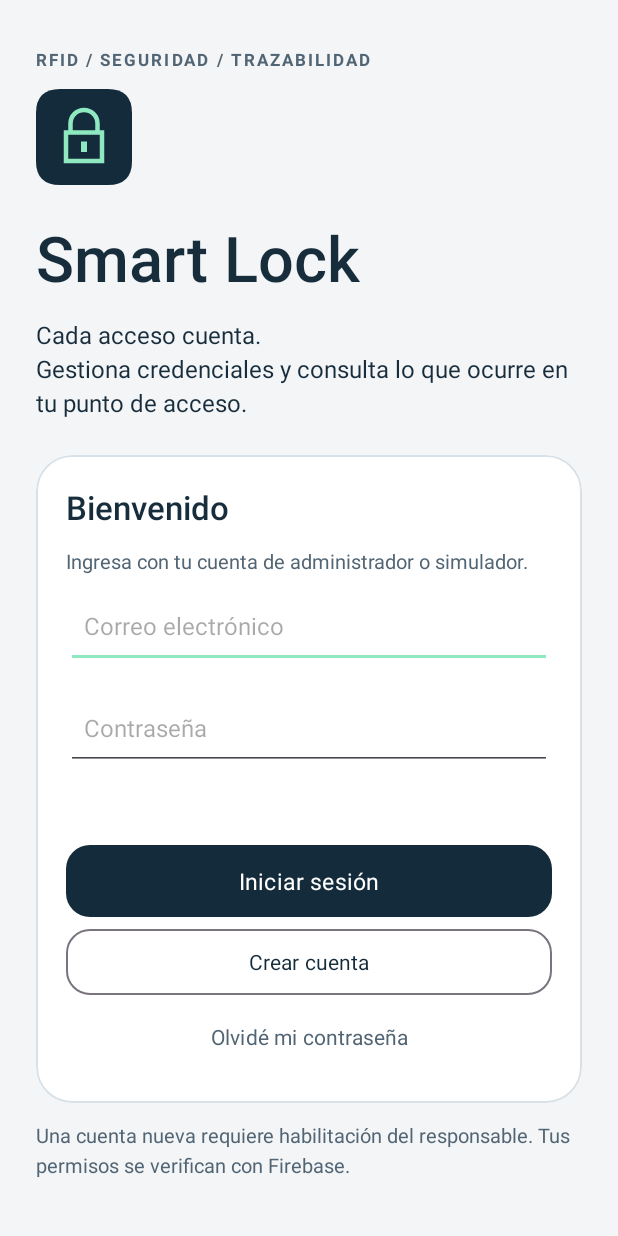
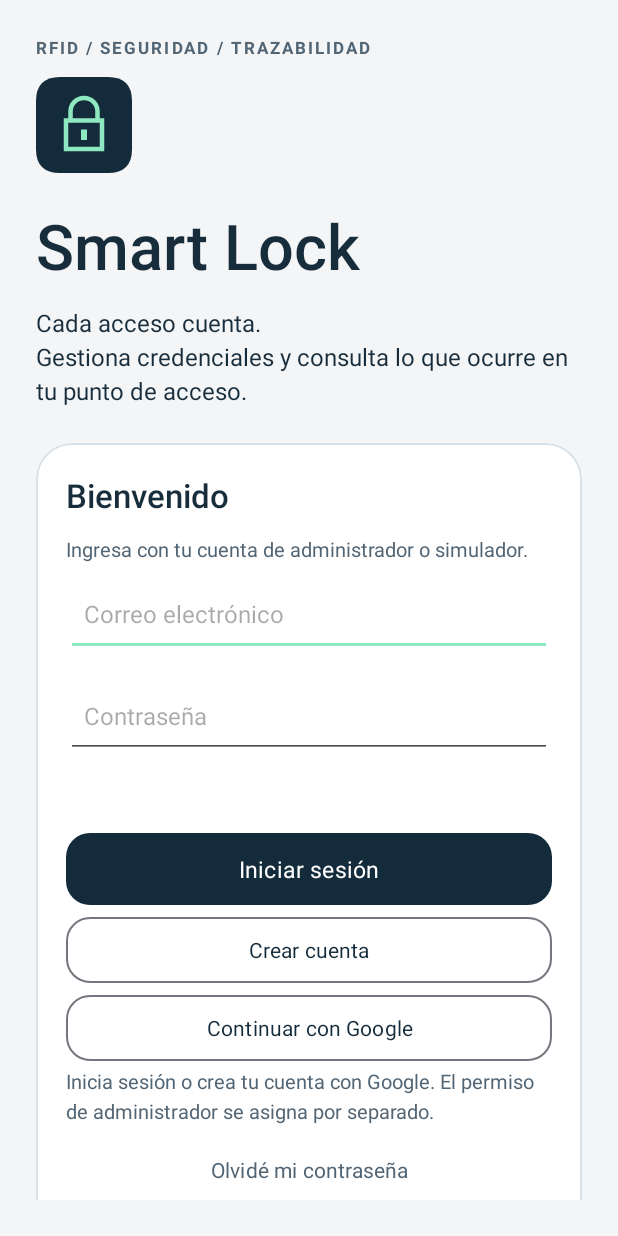
Before and after one commit to mathygamersYT/SmartLock-Android, an Android app: the screen it shows after launch (LoginActivity), on a phone screen of 412 x 824 dp. Run offline under Robolectric (Android 15) with nearby library versions, the phone set to English and light mode, and no system bars; our stand-ins replace Firebase (no records; nobody signed in at launch, a user with empty details on screens opened directly).

Commit message:
Agrega registro e inicio de sesión con Google

```diff
--- a/app/build.gradle.kts
+++ b/app/build.gradle.kts
@@ -42,6 +42,10 @@ dependencies {
     implementation("com.google.firebase:firebase-auth:24.0.1")
     implementation(libs.material)
     implementation("androidx.recyclerview:recyclerview:1.3.2")
+    implementation("androidx.credentials:credentials:1.3.0")
+    implementation("androidx.credentials:credentials-play-services-auth:1.3.0")
+    implementation("com.google.android.libraries.identity.googleid:googleid:1.1.1")
+    implementation("androidx.lifecycle:lifecycle-runtime-ktx:2.6.2")
     testImplementation(libs.junit)
     androidTestImplementation(libs.androidx.espresso.core)
     androidTestImplementation(libs.androidx.junit)
--- a/app/src/main/java/com/example/iot/MainActivity.kt
+++ b/app/src/main/java/com/example/iot/MainActivity.kt
@@ -97,8 +97,7 @@ class MainActivity : AppCompatActivity() {
             override fun onNothingSelected(parent: AdapterView<*>?) = Unit
         }
         findViewById<Button>(R.id.btnLogout).setOnClickListener {
-            auth.signOut()
-            openLogin()
+            GoogleAccountLogin.signOut(this) { openLogin() }
         }
         addCard.setOnClickListener { credentials.add() }
         refresh.setOnClickListener { watchAdministrator() }
--- a/app/src/main/java/com/example/iot/SimulatorActivity.kt
+++ b/app/src/main/java/com/example/iot/SimulatorActivity.kt
@@ -66,8 +66,7 @@ class SimulatorActivity : AppCompatActivity() {
             finish()
         }
         findViewById<Button>(R.id.btnSimLogout).setOnClickListener {
-            auth.signOut()
-            login()
+            GoogleAccountLogin.signOut(this) { login() }
         }
     }
 
--- a/app/src/main/res/layout/activity_login.xml
+++ b/app/src/main/res/layout/activity_login.xml
@@ -15,6 +15,13 @@
                 <TextView android:id="@+id/tvAuthStatus" style="@style/BodyCopy" android:accessibilityLiveRegion="polite" />
                 <Button android:id="@+id/btnLogin" style="@style/PrimaryAction" android:text="@string/ui_iniciar_sesion" />
                 <Button android:id="@+id/btnRegister" style="@style/SecondaryAction" android:text="@string/ui_crear_cuenta" />
+                <Button
+                    android:id="@+id/btnGoogleLogin"
+                    style="@style/SecondaryAction"
+                    android:text="@string/google_continue" />
+                <TextView
+                    style="@style/Caption"
+                    android:text="@string/google_registration_hint" />
                 <Button android:id="@+id/btnResetPassword" style="@style/TabAction" android:layout_width="match_parent" android:text="@string/ui_olvide_mi_contrasena" />
             </LinearLayout>
         </com.google.android.material.card.MaterialCardView>
--- a/app/src/main/res/values/strings.xml
+++ b/app/src/main/res/values/strings.xml
@@ -1,4 +1,12 @@
 <resources>
+    <string name="google_continue">Continuar con Google</string>
+    <string name="google_registration_hint">Inicia sesión o crea tu cuenta con Google. El permiso de administrador se asigna por separado.</string>
+    <string name="google_server_client_id" translatable="false">602184749128-88q33e0kjussmkrshd1eafdktd64lm59.apps.googleusercontent.com</string>
+    <string name="google_cancelled">Acceso con Google cancelado. Puedes volver a intentarlo.</string>
+    <string name="google_no_account">No hay una cuenta de Google disponible. Agrega una cuenta al teléfono y vuelve a intentarlo.</string>
+    <string name="google_provider_error">No se pudo acceder con Google. Revisa internet, los Servicios de Google Play y la configuración de la app.</string>
+    <string name="google_firebase_failed">Google no pudo completar el acceso a Firebase. Revisa la conexión y vuelve a intentarlo.</string>
+    <string name="google_existing_account">Ya existe una cuenta con otro método de acceso. Inicia sesión con ese método; no se cambiarán sus permisos.</string>
     <string name="nfc_write">Grabar identificación en tarjeta NFC</string>
     <string name="nfc_write_confirmation">Se reemplazará el contenido NDEF de la tarjeta por su identificación Smart Lock. Usa una tarjeta propia dedicada al proyecto. No cambia el UID de fábrica ni concede acceso por sí sola.</string>
     <string name="nfc_write_approach">Acerca la misma tarjeta registrada y mantenla quieta hasta completar la grabación.</string>
```
Also changed, not shown: app/src/main/java/com/example/iot/GoogleAccountLogin.kt (added, +41 -0 lines), app/src/main/java/com/example/iot/LoginActivity.kt (+52 -1 lines), 2 other files.
